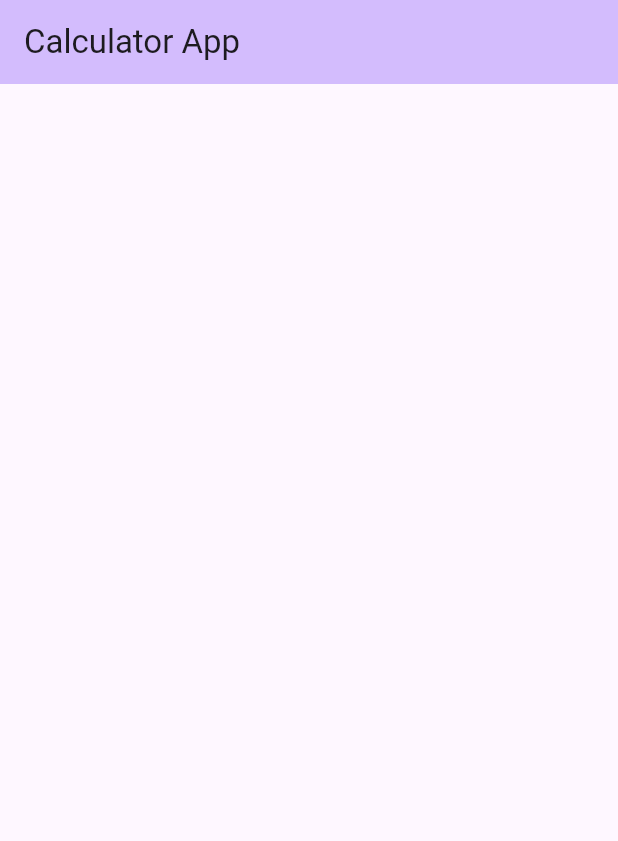
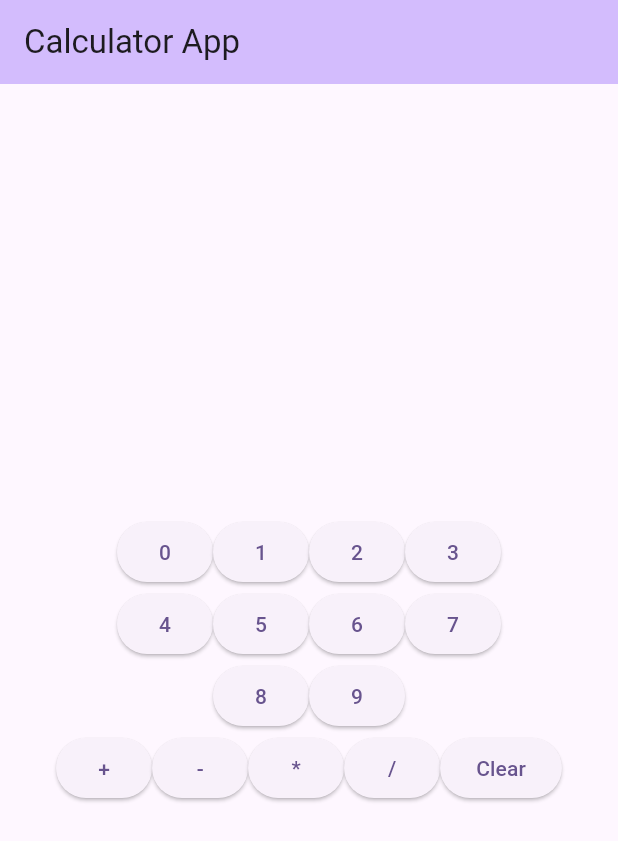
Before and after one commit to Ed-Zheng/MAD_hw1, a Flutter app: the screen it shows after launch, on a phone screen of 412 x 824 dp. Shown: the top 841 px of the screen. Run offline on Flutter 3.47's test engine with Material 3 defaults, Android fonts, the phone set to English and light mode, and no system bars.

Commit message:
Adds all buttons

```diff
--- a/lib/main.dart
+++ b/lib/main.dart
@@ -37,7 +37,50 @@ class _MyHomePageState extends State<MyHomePage> {
         title: Text(widget.title),
       ),
 
-      body: Center(
+      body: Column(
+        mainAxisAlignment: MainAxisAlignment.center,
+        children: [
+
+          Row(
+            mainAxisAlignment: MainAxisAlignment.center,
+            children: [
+              ElevatedButton(onPressed: () {}, child: const Text("0")),
+              ElevatedButton(onPressed: () {}, child: const Text("1")),
+              ElevatedButton(onPressed: () {}, child: const Text("2")),
+              ElevatedButton(onPressed: () {}, child: const Text("3")),
+            ],
+          ),
+
+          Row(
+            mainAxisAlignment: MainAxisAlignment.center,
+            children: [
+              ElevatedButton(onPressed: () {}, child: const Text("4")),
+              ElevatedButton(onPressed: () {}, child: const Text("5")),
+              ElevatedButton(onPressed: () {}, child: const Text("6")),
+              ElevatedButton(onPressed: () {}, child: const Text("7")),
+            ],
+          ),
+
+          Row(
+            mainAxisAlignment: MainAxisAlignment.center,
+            children: [
+              ElevatedButton(onPressed: () {}, child: const Text("8")),
+              ElevatedButton(onPressed: () {}, child: const Text("9")),
+            ],
+          ),
+
+          Row(
+            mainAxisAlignment: MainAxisAlignment.center,
+            children: [
+              ElevatedButton(onPressed: () {}, child: const Text("+")),
+              ElevatedButton(onPressed: () {}, child: const Text("-")),
+              ElevatedButton(onPressed: () {}, child: const Text("*")),
+              ElevatedButton(onPressed: () {}, child: const Text("/")),
+              ElevatedButton(onPressed: () {}, child: const Text("Clear")),
+            ],
+          ),
+
+        ],
 
       ),
     );
```
